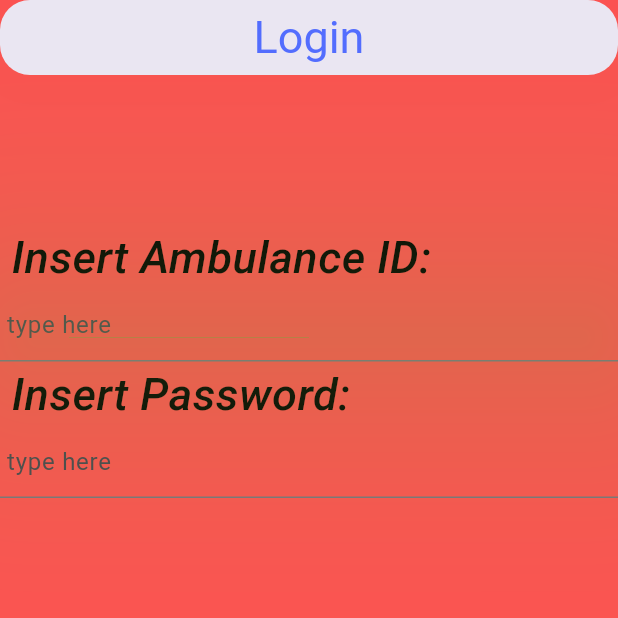
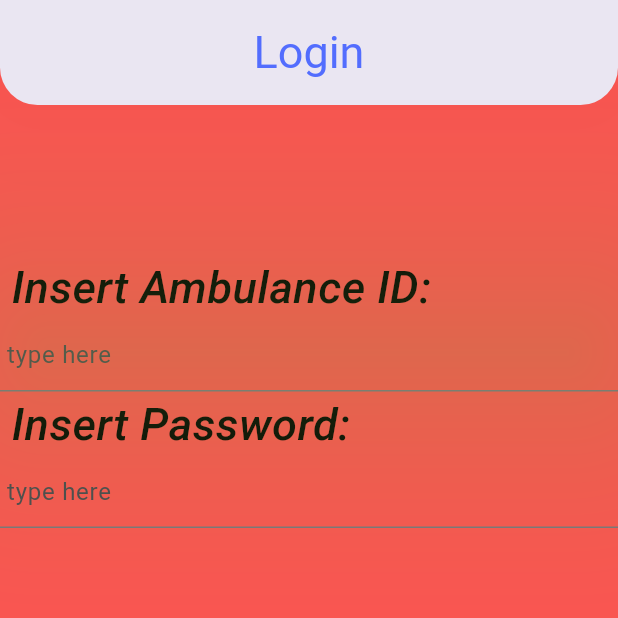
Before and after one commit to gerardocentrella/assd_project_ambulance, a Flutter app: the screen it shows after launch, on a phone screen of 412 x 824 dp, the top half of it. Run offline on Flutter 3.47's test engine with Material 3 defaults, Android fonts, the phone set to English and light mode, and no system bars.

Commit message:
login commit

```diff
--- a/lib/pages/login.dart
+++ b/lib/pages/login.dart
@@ -32,16 +32,17 @@ TextStyle customTextStyle(){
           centerTitle: true,
           backgroundColor: Colors.white,
           elevation: 100,
-          toolbarHeight: 50,
+          toolbarHeight: 70,
           titleTextStyle: const TextStyle(
             color: Colors.indigoAccent,
             fontSize: 30,
             fontStyle: FontStyle.normal),
           shadowColor: Colors.lightGreenAccent,
-          shape: OutlineInputBorder(
-            borderRadius: BorderRadius.circular(20),
-            borderSide: const BorderSide(color: Colors.transparent, width: 5),
-            gapPadding: 120,)
+          shape: const RoundedRectangleBorder(
+            borderRadius: BorderRadius.only(
+              bottomLeft: Radius.circular(25.0),
+              bottomRight: Radius.circular(25.0)
+            ))
           ),
 
       body: Container(
```
